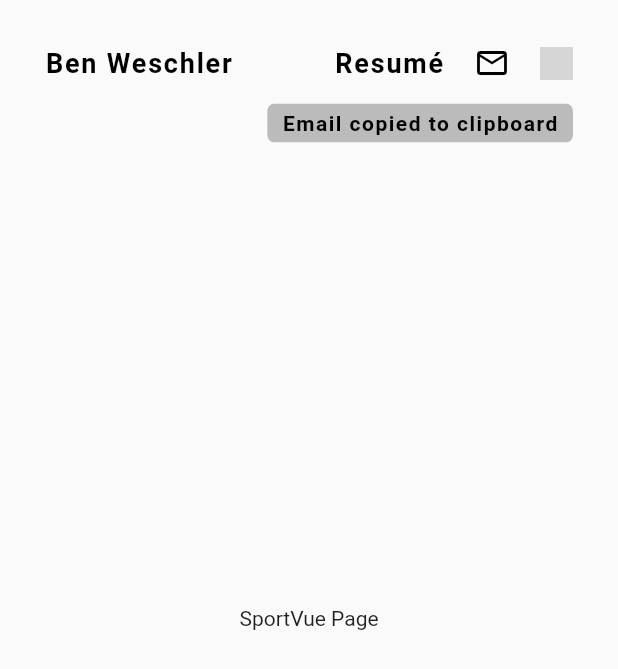
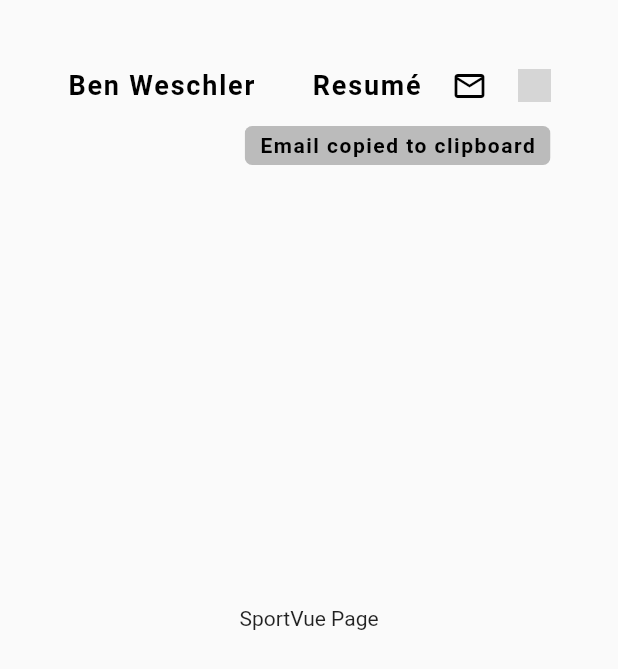
Before and after one commit to benweschler/website, a Flutter app: the screen it shows after launch, scrolled down 824 dp, on a phone screen of 412 x 824 dp. Shown: the top 669 px of the screen. Run offline on Flutter 3.47's test engine with Material 2 defaults, Android fonts, the phone set to English and light mode, and no system bars; drawn by our look-alikes of flutter_animate; missing offline and left inert: dart:html, flutter_shaders; grey boxes are pictures that could not be loaded.

Commit message:
Added inset border around each page.

```diff
--- a/lib/screens/landing_page/landing_page.dart
+++ b/lib/screens/landing_page/landing_page.dart
@@ -66,8 +66,6 @@ class _LandingPageState extends State<LandingPage>
             ? notifyMouseUpdate()
             : notifyTouchUpdate(),
         onPointerHover: (_) => notifyMouseUpdate(),
-        child: SizedBox.fromSize(
-          size: Size.infinite,
         child: Stack(
           children: [
             const Positioned.fill(child: AnimatedGradientBackground()),
@@ -92,7 +90,6 @@ class _LandingPageState extends State<LandingPage>
               child: ScrollPromptText(),
             ),
           ],
-          ),
         ),
       ),
     );
--- a/lib/screens/main_app_scaffold.dart
+++ b/lib/screens/main_app_scaffold.dart
@@ -5,6 +5,8 @@ import 'package:website/screens/global_header.dart';
 import 'package:website/screens/landing_page/landing_page.dart';
 import 'package:website/screens/sportvue_page.dart';
 import 'package:website/utils/navigation_utils.dart';
+
+typedef ScrollCallback = void Function(AxisDirection);
 
 class MainAppScaffold extends StatefulWidget {
   const MainAppScaffold({super.key});
@@ -44,17 +46,36 @@ class _MainAppScaffoldState extends State<MainAppScaffold> {
               children: const [
                 LandingPage(),
                 SportVuePage(),
-              ]
-                  .map((page) => ScrollListener(onScroll: _onScroll, child: page))
-                  .toList(),
+              ].map((page) => Page(onScroll: _onScroll, child: page)).toList(),
             ),
             Positioned(
-              top: 30,
-              right: 30,
-              left: 30,
+              top: 45,
+              right: 45,
+              left: 45,
               child: GlobalHeader(),
             ),
           ],
+        ),
+      ),
+    );
+  }
+}
+
+class Page extends StatelessWidget {
+  final ScrollCallback onScroll;
+  final Widget child;
+
+  const Page({super.key, required this.onScroll, required this.child});
+
+  @override
+  Widget build(BuildContext context) {
+    return ScrollListener(
+      onScroll: onScroll,
+      child: Padding(
+        padding: const EdgeInsets.all(15),
+        child: ClipRRect(
+          borderRadius: const BorderRadius.all(Radius.circular(10)),
+          child: child,
         ),
       ),
     );
```
Lines whose indentation alone changed are shown as unchanged.
